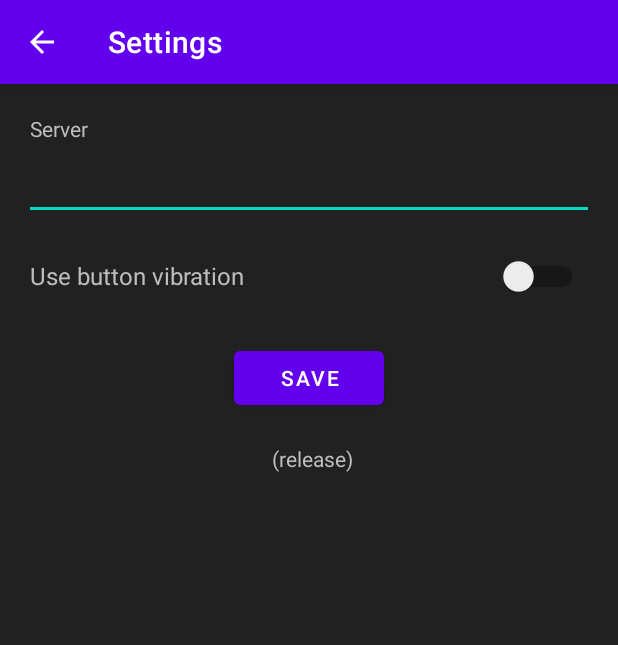
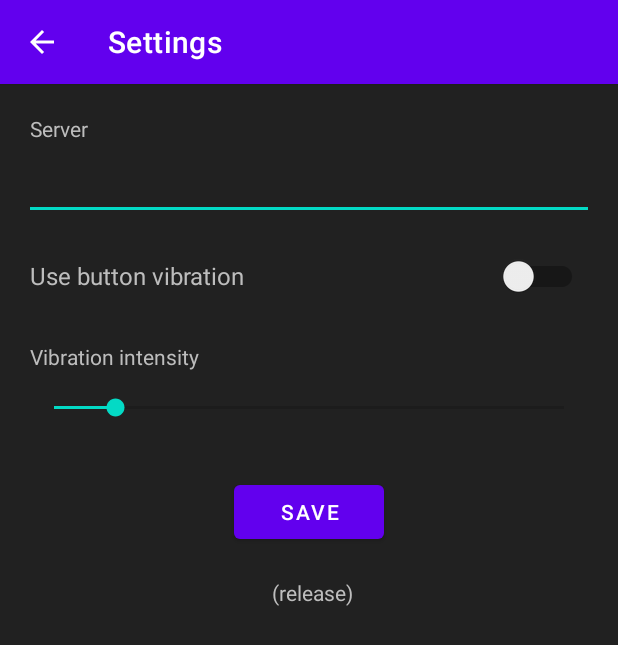
Before and after one commit to marcosbozzani/MediaRemote, an Android app: the SettingsActivity screen opened directly, with no data from a screen before it, after a tap on "SAVE", on a phone screen of 412 x 824 dp. Shown: the top 645 px of the screen. Run offline under Robolectric (Android 15) with nearby library versions, the phone set to English and light mode, and no system bars; network calls fail.

Commit message:
MediaRemoteClient: 2022-01-14 - add vibration intensity

```diff
--- a/MediaRemoteClient/app/src/main/java/duck/mediaremote/client/MainActivity.java
+++ b/MediaRemoteClient/app/src/main/java/duck/mediaremote/client/MainActivity.java
@@ -73,7 +73,7 @@ public class MainActivity extends AppCompatActivity {
     private void buttonClick(View view) {
         if (useVibration) {
             vibrator.cancel();
-            vibrator.vibrate(12);
+            vibrator.vibrate(settings.getVibrationIntensity());
         }
         if (view == binding.btnSettings) {
             final Intent intent = new Intent(this, SettingsActivity.class);
--- a/MediaRemoteClient/app/src/main/java/duck/mediaremote/client/Settings.java
+++ b/MediaRemoteClient/app/src/main/java/duck/mediaremote/client/Settings.java
@@ -29,4 +29,13 @@ public class Settings {
     public void setUseButtonVibration(boolean state) {
         data.edit().putBoolean("useButtonVibration", state).commit();
     }
+
+    public int getVibrationIntensity() {
+        return data.getInt("vibrationIntensity", 12);
+    }
+
+    @SuppressLint("ApplySharedPref")
+    public void setVibrationIntensity(int intensity) {
+        data.edit().putInt("vibrationIntensity", intensity).commit();
+    }
 }
--- a/MediaRemoteClient/app/src/main/java/duck/mediaremote/client/SettingsActivity.java
+++ b/MediaRemoteClient/app/src/main/java/duck/mediaremote/client/SettingsActivity.java
@@ -27,10 +27,12 @@ public class SettingsActivity extends AppCompatActivity {
         binding.txtServerName.setText(settings.getServerName());
         binding.swtVibration.setChecked(settings.getUseButtonVibration());
         binding.txtBuild.setText(String.format("%s (%s)", BuildConfig.BUILD_TIME, BuildConfig.BUILD_TYPE));
+        binding.skbVibrationIntensity.setProgress(settings.getVibrationIntensity());
 
         binding.btnSave.setOnClickListener(view -> {
             settings.setServerName(binding.txtServerName.getText().toString());
             settings.setUseButtonVibration(binding.swtVibration.isChecked());
+            settings.setVibrationIntensity(binding.skbVibrationIntensity.getProgress());
             Toast toast = Toast.makeText(this, getString(R.string.settings_saved), Toast.LENGTH_SHORT);
             toast.setGravity(Gravity.TOP, 0, 0);
             toast.show();
--- a/MediaRemoteClient/app/src/main/res/layout/activity_settings.xml
+++ b/MediaRemoteClient/app/src/main/res/layout/activity_settings.xml
@@ -34,6 +34,24 @@
         android:layout_width="match_parent"
         android:layout_height="@dimen/activity_padding" />
 
+    <TextView
+        android:layout_width="match_parent"
+        android:layout_height="wrap_content"
+        android:labelFor="@id/skbVibrationIntensity"
+        android:text="@string/vibration_intensity" />
+
+    <SeekBar
+        android:id="@+id/skbVibrationIntensity"
+        android:layout_width="match_parent"
+        android:layout_height="50dp"
+        android:indeterminate="false"
+        android:max="100"
+        android:progress="0" />
+
+    <Space
+        android:layout_width="match_parent"
+        android:layout_height="@dimen/activity_padding" />
+
     <Button
         android:id="@+id/btn_save"
         android:layout_width="100dp"
--- a/MediaRemoteClient/app/src/main/res/values/strings.xml
+++ b/MediaRemoteClient/app/src/main/res/values/strings.xml
@@ -27,4 +27,5 @@
     <string name="server">Server</string>
     <string name="save">Save</string>
     <string name="use_button_vibration">Use button vibration</string>
+    <string name="vibration_intensity">Vibration intensity</string>
 </resources>
```
Also changed, not shown: 1 other file.
